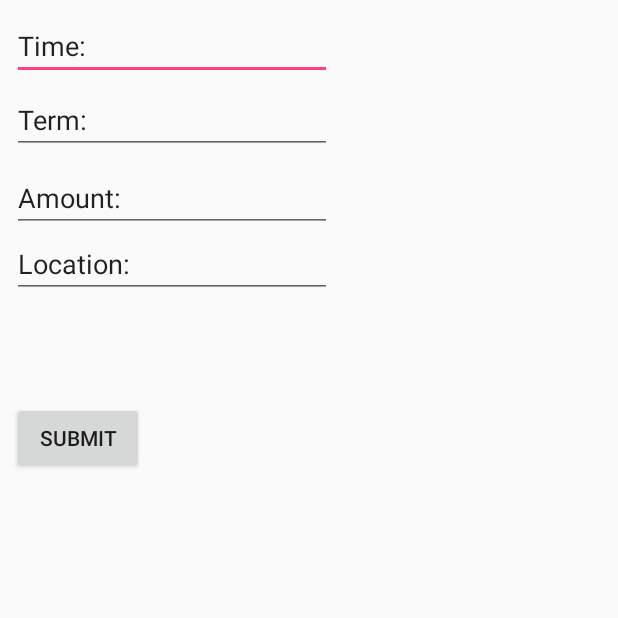
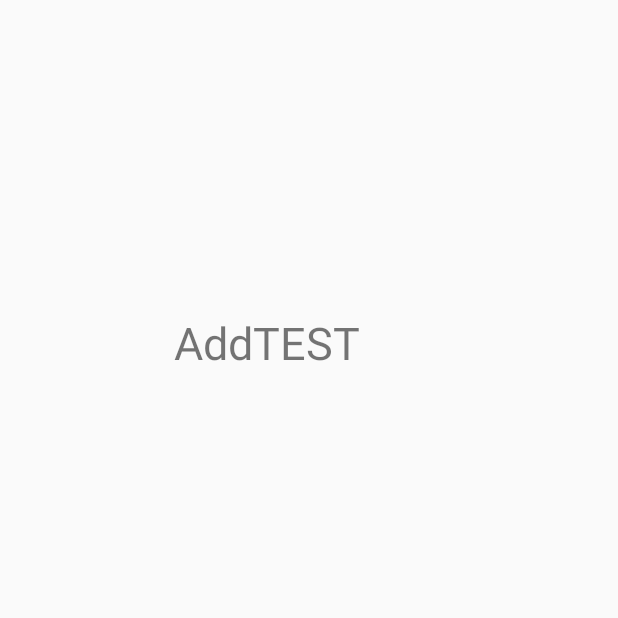
Before and after one commit to e11491576/ProjectApp, an Android app: the screen it shows after launch (AddActivity), after a tap on an icon or button, on a phone screen of 412 x 824 dp, the top half of it. Run offline under Robolectric (Android 15) with nearby library versions, the phone set to English and light mode, and no system bars; 2 statements that could not run were skipped.

Commit message:
Merge branch 'master' of C:\Users\Kevin\AndroidStudioProjects\ProjectApp with conflicts.

```diff
--- a/app/src/main/java/com/example/kevin/projectapp/AddActivity.java
+++ b/app/src/main/java/com/example/kevin/projectapp/AddActivity.java
@@ -2,35 +2,12 @@ package com.example.kevin.projectapp;
 
 import android.support.v7.app.AppCompatActivity;
 import android.os.Bundle;
-import android.view.View;
-import android.widget.Button;
-import android.widget.EditText;
 
 public class AddActivity extends AppCompatActivity {
-    EditText editTime,editTerm,editAmount,editLocation;
-    Button btnSubmit;
+
     @Override
     protected void onCreate(Bundle savedInstanceState) {
         super.onCreate(savedInstanceState);
-
-        editTime = (EditText)findViewById(R.id.editText);
-        editTerm = (EditText)findViewById(R.id.editText2);
-        editAmount = (EditText)findViewById(R.id.editText3);
-        editLocation = (EditText)findViewById(R.id.editText4);
-        btnSubmit = (Button)findViewById(R.id.button2);
-
         setContentView(R.layout.activity_add);
     }
-
-    public void AddData(){
-        btnSubmit.setOnClickListener(){
-            new View.OnClickListener(){
-                @Override
-                public void onClick(View v) {
-                    mydb.insertData();
-
-                }
-            }
-        };
-    }
 }
--- a/app/src/main/java/com/example/kevin/projectapp/DatabaseHelper.java
+++ b/app/src/main/java/com/example/kevin/projectapp/DatabaseHelper.java
@@ -1,10 +1,8 @@
 package com.example.kevin.projectapp;
 
-import android.content.ContentValues;
 import android.content.Context;
 import android.database.sqlite.SQLiteDatabase;
 import android.database.sqlite.SQLiteOpenHelper;
-
 
 /**
  * Created by programming on 2017/11/14.
@@ -13,62 +11,31 @@ import android.database.sqlite.SQLiteOpenHelper;
 public class DatabaseHelper extends SQLiteOpenHelper {
 
     public static final String DB_name = "myaccount.db";
+
     public static final int VERSION = 1;
 
-    // tableName
-    public static final String tableName = "account";
-    //id
-    public static final String keyID = "_id";
-    //remain _column
-    public static final String dataTime_column = "time";
-    public static final String term_column = "term";
-    public static final String amount_column="amount";
-    public static final String comsumeLocation_column="comsumeLocation";
+    private static SQLiteDatabase database;
 
-    //create table
-    public static final String createTable =
-            "CREATE TABLE" + tableName + "(" + keyID + " INTEGER PRIMARY KEY AUTOINCREMENT, " +
-                    dataTime_column + "DEFAULT CURRENT_TIMESTAMP," + term_column + "TEXT," +
-                    amount_column + "INTEGER NOT NULL," + comsumeLocation_column + "TEXT)";
-
-
-    //private static SQLiteDatabase database;
-
-    public DatabaseHelper(Context context) {
-        super(context, DB_name, null, VERSION);
-        SQLiteDatabase db = this.getWritableDatabase();
+    public DatabaseHelper(Context context, String name, SQLiteDatabase.CursorFactory factory, int version) {
+        super(context, name, factory, version);
     }
 
-    /*public static SQLiteDatabase getDatabase(Context context) {
+    //呼叫DB
+    public static SQLiteDatabase getDatabase(Context context) {
         if (database == null || !database.isOpen()) {
-            database = new DatabaseHelper(context,DB_name ,null, VERSION).getWritableDatabase();
+            database = new DatabaseHelper(context, DB_name,null, VERSION).getWritableDatabase();
         }
 
         return database;
-    }*/
+    }
 
     @Override
     public void onCreate(SQLiteDatabase db) {
-        db.execSQL(createTable);
+
     }
 
     @Override
     public void onUpgrade(SQLiteDatabase db, int oldVersion, int newVersion) {
-        db.execSQL("DROP TABLE IF EXISTS " + tableName);
-        onCreate(db);
-    }
 
-    public boolean insertData (String dataTime, String term, Integer amount, String comsumeLocation){
-        SQLiteDatabase db = this.getWritableDatabase();
-        ContentValues contentValues = new ContentValues();
-        contentValues.put(dataTime_column,dataTime);
-        contentValues.put(term_column,term);
-        contentValues.put(amount_column,amount);
-        contentValues.put(comsumeLocation_column,comsumeLocation);
-        long result = db.insert(tableName,null,contentValues);
-        if(result==-1)
-            return false;
-        else
-            return true;
     }
 }
--- a/app/src/main/java/com/example/kevin/projectapp/MainActivity.java
+++ b/app/src/main/java/com/example/kevin/projectapp/MainActivity.java
@@ -16,6 +16,10 @@ public class MainActivity extends AppCompatActivity {
         super.onCreate(savedInstanceState);
         setContentView(R.layout.activity_main);
         mydb = new DatabaseHelper(this);
+
+
+        mydb =new DatabaseHelper(this);
+        //construct a database
 
 
         button1 =(ImageButton)findViewById(R.id.imageButton1);
--- a/app/src/main/res/layout/activity_add.xml
+++ b/app/src/main/res/layout/activity_add.xml
@@ -6,58 +6,14 @@
     android:layout_height="match_parent"
     tools:context="com.example.kevin.projectapp.AddActivity">
 
-    <EditText
-        android:id="@+id/editText"
+    <TextView
+        android:id="@+id/textView"
         android:layout_width="wrap_content"
         android:layout_height="wrap_content"
-        android:layout_marginStart="8dp"
-        android:layout_marginTop="8dp"
-        android:ems="10"
-        android:inputType="textPersonName"
-        android:text="Time:"
+        android:layout_marginStart="116dp"
+        android:layout_marginTop="208dp"
+        android:text="AddTEST"
+        android:textSize="30sp"
         app:layout_constraintStart_toStartOf="parent"
         app:layout_constraintTop_toTopOf="parent" />
-
-    <EditText
-        android:id="@+id/editText2"
-        android:layout_width="wrap_content"
-        android:layout_height="wrap_content"
-        android:layout_marginTop="4dp"
-        android:ems="10"
-        android:inputType="textPersonName"
-        android:text="Term:"
-        app:layout_constraintStart_toStartOf="@+id/editText"
-        app:layout_constraintTop_toBottomOf="@+id/editText" />
-
-    <EditText
-        android:id="@+id/editText4"
-        android:layout_width="wrap_content"
-        android:layout_height="wrap_content"
-        android:layout_marginTop="44dp"
-        android:ems="10"
-        android:inputType="textPersonName"
-        android:text="Location:"
-        app:layout_constraintStart_toStartOf="@+id/editText3"
-        app:layout_constraintTop_toTopOf="@+id/editText3" />
-
-    <Button
-        android:id="@+id/button2"
-        android:layout_width="wrap_content"
-        android:layout_height="wrap_content"
-        android:layout_marginStart="8dp"
-        android:layout_marginTop="268dp"
-        android:text="Submit"
-        app:layout_constraintStart_toStartOf="parent"
-        app:layout_constraintTop_toTopOf="parent" />
-
-    <EditText
-        android:id="@+id/editText3"
-        android:layout_width="wrap_content"
-        android:layout_height="wrap_content"
-        android:layout_marginTop="52dp"
-        android:ems="10"
-        android:inputType="number"
-        android:text="Amount:"
-        app:layout_constraintStart_toStartOf="@+id/editText2"
-        app:layout_constraintTop_toTopOf="@+id/editText2" />
 </android.support.constraint.ConstraintLayout>
```
